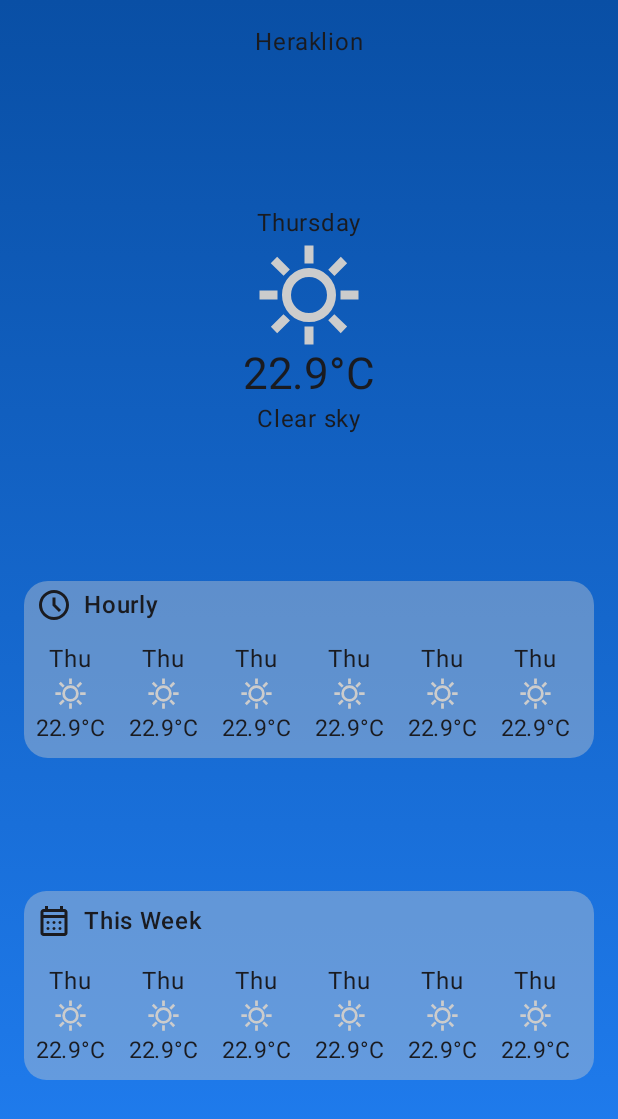
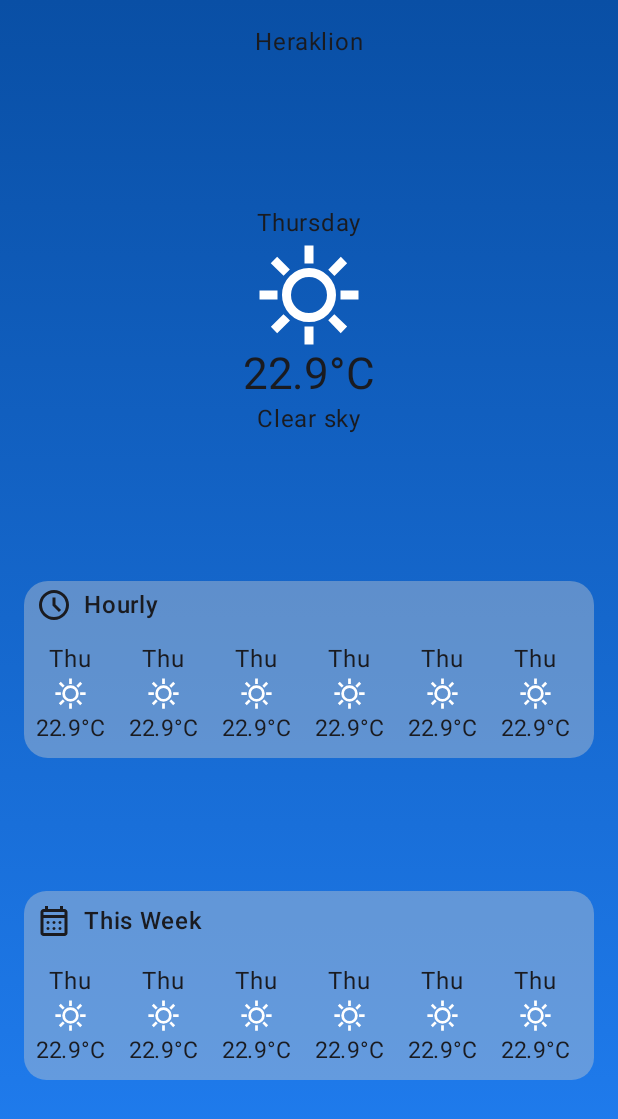
Before and after one commit to antonopan/My-Weather-App, an Android app built with Jetpack Compose: the screen it shows after launch (MainActivity), on a phone screen of 412 x 824 dp. Shown: the top 1119 px of the screen. Run offline under Robolectric (Android 15) with nearby library versions, the phone set to English and light mode, and no system bars.

```diff
--- a/app/src/main/java/com/nile/pantelis/myweatherapp/view/WeatherDataView.kt
+++ b/app/src/main/java/com/nile/pantelis/myweatherapp/view/WeatherDataView.kt
@@ -44,7 +44,7 @@ fun WeatherDataView(
                 ?: R.drawable.cloud_alert_24dp),
             contentDescription = weatherIcon?.title
                 ?: "No retrieved data",
-            tint = Color.LightGray,
+            tint = Color.White,
             modifier = Modifier.size(if (showCode) {
                 72.dp
             } else {
```
